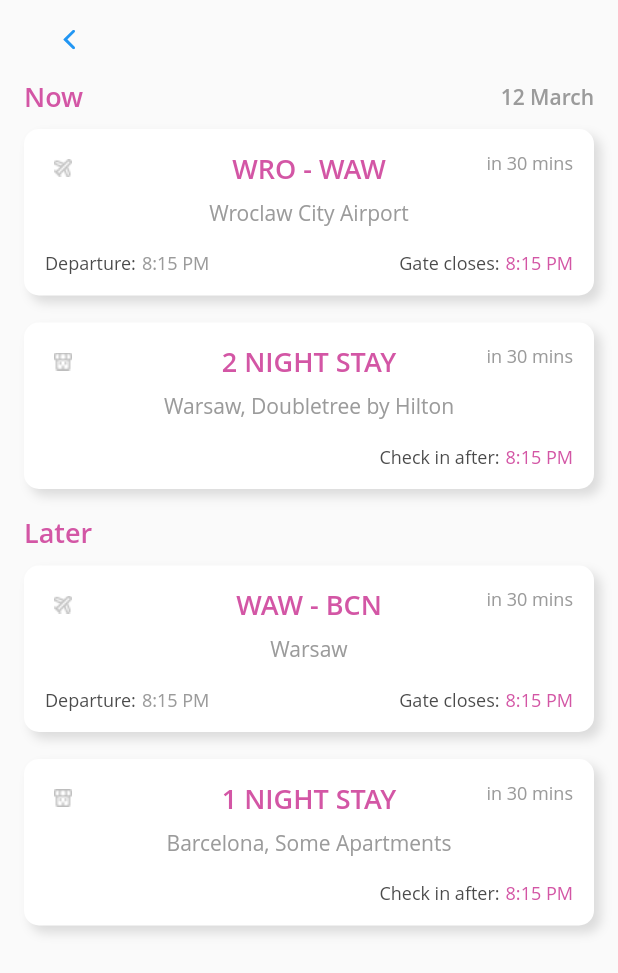
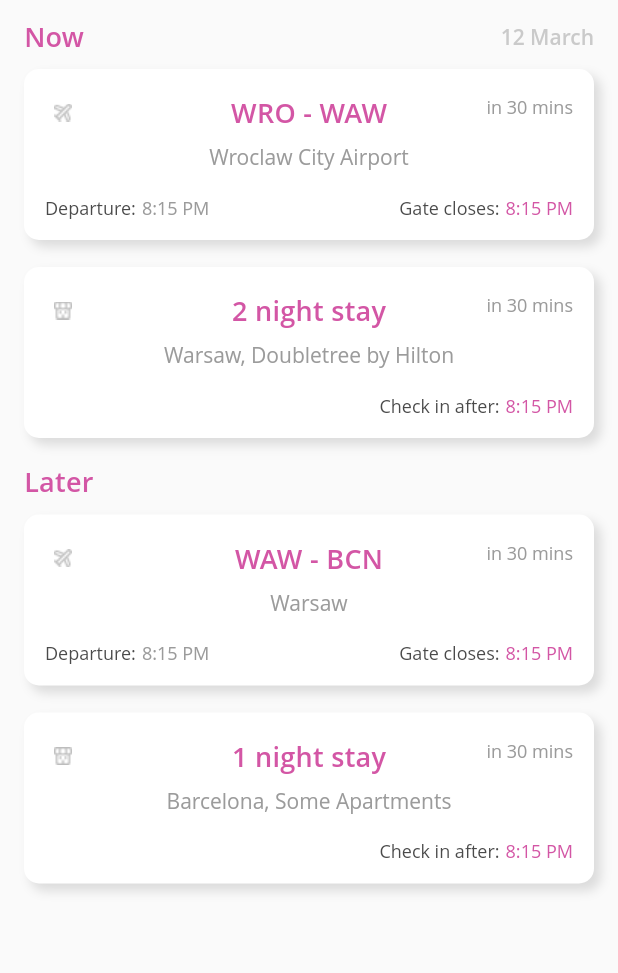
Before and after one commit to herodotdigital/flutter-sample-ahoy, a Flutter app: the screen it shows after launch, on a phone screen of 412 x 824 dp. Shown: the top 973 px of the screen. Run offline on Flutter 3.47's test engine with Material 2 defaults, Android fonts, the phone set to English and light mode, and no system bars.

Commit message:
POR-48 Fixes on Trip screen

```diff
--- a/lib/UI/Shared/AhoyStyles.dart
+++ b/lib/UI/Shared/AhoyStyles.dart
@@ -1,7 +1,7 @@
 import 'package:flutter/material.dart';
 
 class AhoyStyles {
-  static final list = _StyleTicketsScreen();
+  static final list = _StyleTripScreen();
   static final details = _StyleDetailsScreen();
 }
 
@@ -10,11 +10,12 @@ class AhoyColors {
   static final darkAccentColor = Color.fromRGBO(179, 66, 138, 1.0);
   static final backgroundColor = Color.fromRGBO(255, 255, 255, 1.0);
   static final grey = Color.fromRGBO(155, 155, 155, 1.0);
+  static final transparentGrey = Color.fromRGBO(155, 155, 155, 0.5);
   static final dark = Color.fromRGBO(74, 74, 74, 1.0);
   static final shadowColor = Color.fromRGBO(0, 0, 0, 0.06);
 }
 
-class _StyleTicketsScreen {
+class _StyleTripScreen {
   TextStyle titleStyle;
   TextStyle subtitleStyle;
   TextStyle headerDetailsStyle;
@@ -22,7 +23,7 @@ class _StyleTicketsScreen {
   TextStyle valueStyle;
   TextStyle accentedValueStyle;
 
-  _StyleTicketsScreen() {
+  _StyleTripScreen() {
     TextStyle base = TextStyle(
       fontFamily: 'OpenSans',
       fontWeight: FontWeight.w400,
@@ -31,16 +32,17 @@ class _StyleTicketsScreen {
     this.titleStyle = base.copyWith(
       color: AhoyColors.accentColor,
       fontSize: 18.0,
-      fontWeight: FontWeight.w600
+      fontWeight: FontWeight.w600,
+      letterSpacing: 0.2,
     );
     this.subtitleStyle = base.copyWith(
       color: AhoyColors.grey,
       fontSize: 14.0,
     );
     this.headerDetailsStyle = base.copyWith(
-      color: AhoyColors.grey,
+      color: AhoyColors.transparentGrey,
       fontSize: 14.0,
-      fontWeight: FontWeight.w600
+      fontWeight: FontWeight.w600,
     );
     this.captionStyle = base.copyWith(
       color: AhoyColors.dark
--- a/lib/UI/TripList/TripCell.dart
+++ b/lib/UI/TripList/TripCell.dart
@@ -26,7 +26,9 @@ class TripCell extends StatelessWidget {
         )
       ),
       child: _background(
-        Stack(children: <Widget>[
+        Padding(
+          padding: EdgeInsets.only(top: 3.0),
+          child: Stack(children: <Widget>[
             _icon(data.iconName),
             _topRightText(data.topRightText),
             Column(children: <Widget>[
@@ -39,6 +41,7 @@ class TripCell extends StatelessWidget {
               ],),
             ],),
           ],),
+        ),
       ),
     );
   }
@@ -76,7 +79,7 @@ class TripCell extends StatelessWidget {
       ),
       padding: EdgeInsets.all(14.0),
       decoration: new BoxDecoration(
-        color: Colors.white,
+        color: AhoyColors.backgroundColor,
         borderRadius: BorderRadius.circular(10.0),
         boxShadow: <BoxShadow>[
           BoxShadow(
@@ -103,7 +106,7 @@ class TripCell extends StatelessWidget {
 
   Widget _title(String text) {
     final titleStyle = AhoyStyles.list.titleStyle;
-    return Text(text.toUpperCase(), style: titleStyle,);
+    return Text(text, style: titleStyle,);
   }
 
   Widget _subtitle(String text) {
--- a/lib/UI/TripList/TripsScreen.dart
+++ b/lib/UI/TripList/TripsScreen.dart
@@ -9,9 +9,10 @@ import 'TripCellFactory.dart';
 class TripsScreen extends StatelessWidget {
   @override Widget build(BuildContext context) {
     return CupertinoPageScaffold(
-      navigationBar: CupertinoNavigationBar(leading: _backButton(),),
+      // navigationBar: CupertinoNavigationBar(leading: _backButton(),),
       child: SafeArea(
-        child: TripList(),
+        child: Padding(padding: EdgeInsets.only(top: 4.0), child: TripList(),),
+        // child: TripList(),
         ),
     );
   }
```
Lines whose indentation alone changed are shown as unchanged.
